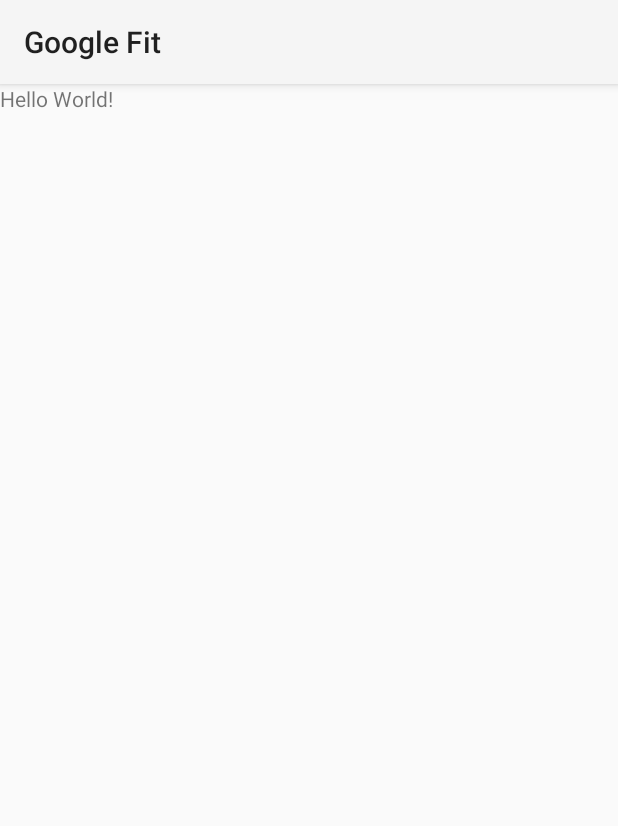
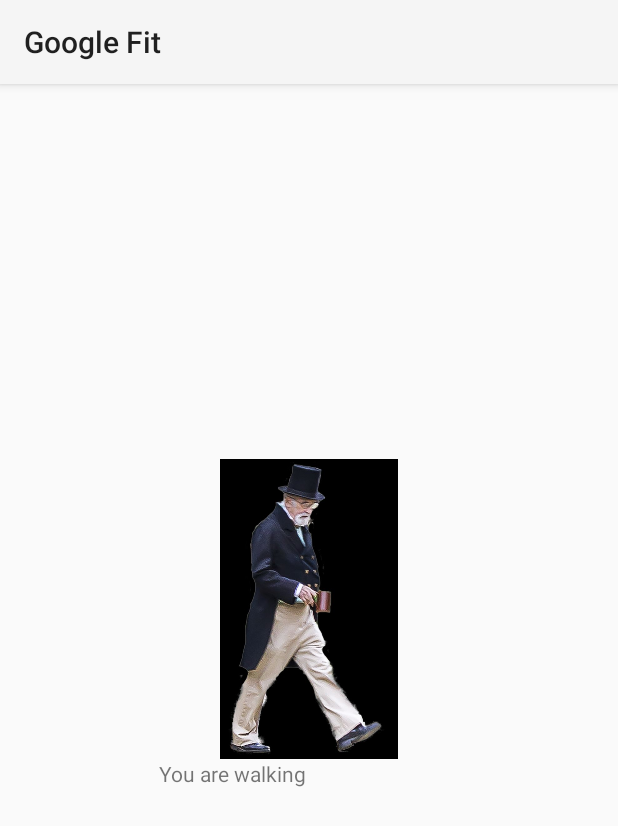
Before and after one commit to bkyras/mobilec17, an Android app: the screen it shows after launch (MainActivity), on a phone screen of 412 x 824 dp. Shown: the top 826 px of the screen. Run offline under Robolectric (Android 15) with nearby library versions, the phone set to English and light mode, and no system bars.

```diff
--- a/app/src/main/res/layout/activity_main.xml
+++ b/app/src/main/res/layout/activity_main.xml
@@ -1,12 +1,38 @@
 <?xml version="1.0" encoding="utf-8"?>
 <RelativeLayout xmlns:android="http://schemas.android.com/apk/res/android"
+    xmlns:app="http://schemas.android.com/apk/res-auto"
     xmlns:tools="http://schemas.android.com/tools"
     android:layout_width="match_parent"
     android:layout_height="match_parent"
     tools:context="name.heqian.cs528.googlefit.MainActivity">
 
-    <TextView
-        android:layout_width="wrap_content"
-        android:layout_height="wrap_content"
-        android:text="Hello World!" />
+    <LinearLayout
+        android:orientation="vertical"
+        android:layout_width="match_parent"
+        android:layout_height="match_parent"
+        android:layout_alignParentTop="true"
+        android:layout_alignParentStart="true">
+
+        <FrameLayout
+            android:layout_width="250dp"
+            android:layout_height="250dp"
+            android:layout_gravity="center_horizontal">
+
+        </FrameLayout>
+
+        <ImageView
+            android:layout_width="match_parent"
+            android:layout_height="200dp"
+            android:src="@drawable/walking"
+            android:id ="@+id/ImageView"/>
+
+        <TextView
+            android:text="You are walking"
+            android:layout_height="wrap_content"
+            android:id="@+id/textView2"
+            android:layout_gravity="center_horizontal"
+
+            android:layout_width="200dp" />
+        android:id="@+id/imageView" />
+    </LinearLayout>
 </RelativeLayout>
--- a/app/src/main/res/values/strings.xml
+++ b/app/src/main/res/values/strings.xml
@@ -1,3 +1,7 @@
 <resources>
     <string name="app_name">Google Fit</string>
+    <string name="driving">You are driving</string>
+    <string name="walking">You are walking</string>
+    <string name="running">You are running</string>
+    <string name="still">You are still</string>
 </resources>
```
Also changed, not shown: app/src/main/AndroidManifest.xml (+9 -0 lines), app/src/main/gen/name/heqian/cs528/googlefit/BuildConfig.java (added, +8 -0 lines), app/src/main/gen/name/heqian/cs528/googlefit/Manifest.java (added, +7 -0 lines), app/src/main/gen/name/heqian/cs528/googlefit/R.java (added, +7 -0 lines), app/src/main/java/name/heqian/cs528/googlefit/ActivityRecognizedService.java (+32 -33 lines), app/src/main/java/name/heqian/cs528/googlefit/MainActivity.java (+77 -2 lines), app/src/main/res/drawable/in_vehicle.jpg (added), app/src/main/res/drawable/running.jpg (added), app/src/main/res/drawable/still.jpg (added), app/src/main/res/drawable/walking.jpg (added), 3 other files.
